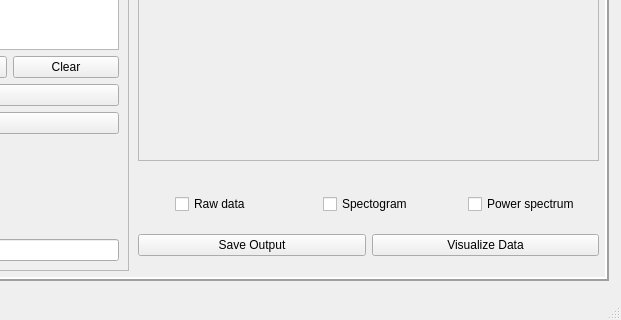
This is GUIFiles/postExperimentGUI.ui in StefanBonestroo/BachelorInternship2018 as Qt 5 draws it before an edit; both pictures show x 612 to 1233 and y 240 to 560 of the 1233 by 560 pixel window. The edited form follows.
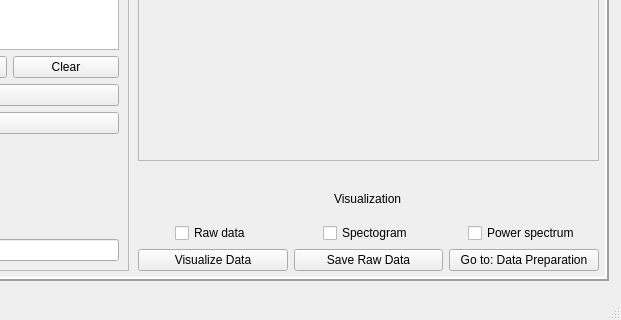
This is the edited form. Custom widgets are drawn as their Qt base class.

Commit message: Option to save the x-y data

The edit to the form file:
```diff
--- a/GUIFiles/postExperimentGUI.ui
+++ b/GUIFiles/postExperimentGUI.ui
@@ -588,6 +588,13 @@
       </rect>
      </property>
      <layout class="QVBoxLayout" name="verticalLayout_8">
+      <item alignment="Qt::AlignHCenter">
+       <widget class="QLabel" name="label_2">
+        <property name="text">
+         <string>Visualization</string>
+        </property>
+       </widget>
+      </item>
       <item>
        <layout class="QHBoxLayout" name="horizontalLayout_10">
         <item alignment="Qt::AlignHCenter">
@@ -615,13 +622,6 @@
       </item>
       <item>
        <layout class="QHBoxLayout" name="horizontalLayout_9">
-        <item>
-         <widget class="QPushButton" name="saveOutputButton">
-          <property name="text">
-           <string>Save Output</string>
-          </property>
-         </widget>
-        </item>
         <item>
          <widget class="QPushButton" name="visualizeDataButton">
           <property name="text">
@@ -629,6 +629,20 @@
           </property>
          </widget>
         </item>
+        <item>
+         <widget class="QPushButton" name="saveRawDataButton">
+          <property name="text">
+           <string>Save Raw Data</string>
+          </property>
+         </widget>
+        </item>
+        <item>
+         <widget class="QPushButton" name="saveOutputButton">
+          <property name="text">
+           <string>Go to: Data Preparation</string>
+          </property>
+         </widget>
+        </item>
        </layout>
       </item>
      </layout>
```
The commit also changes 10 other files.
